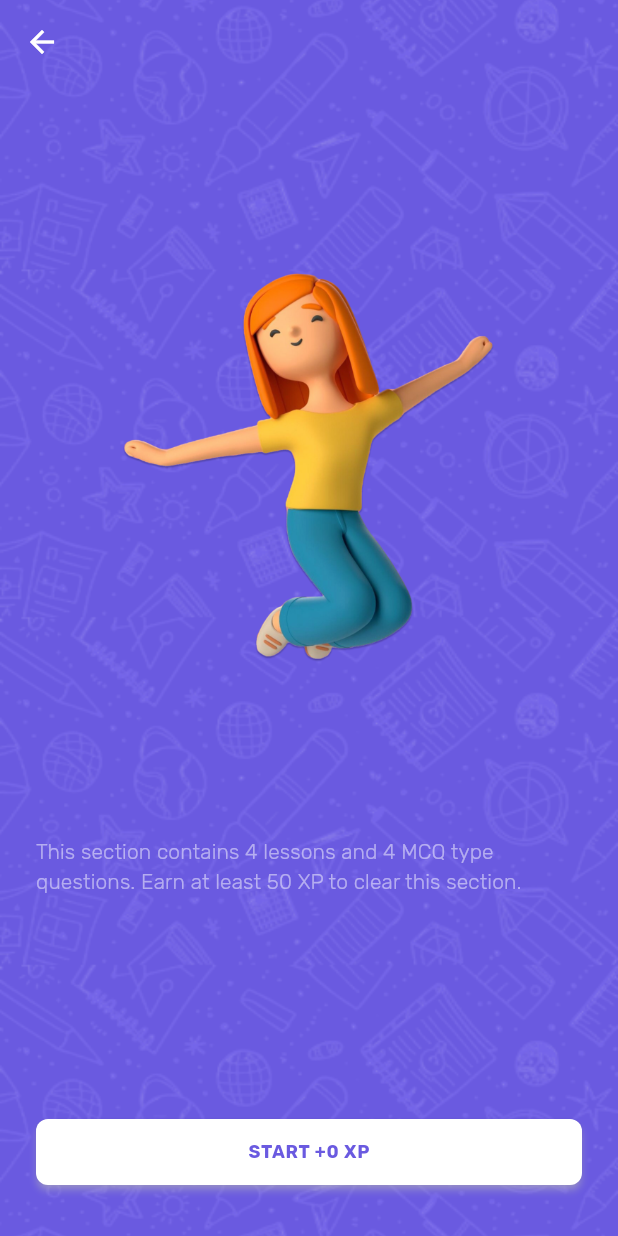
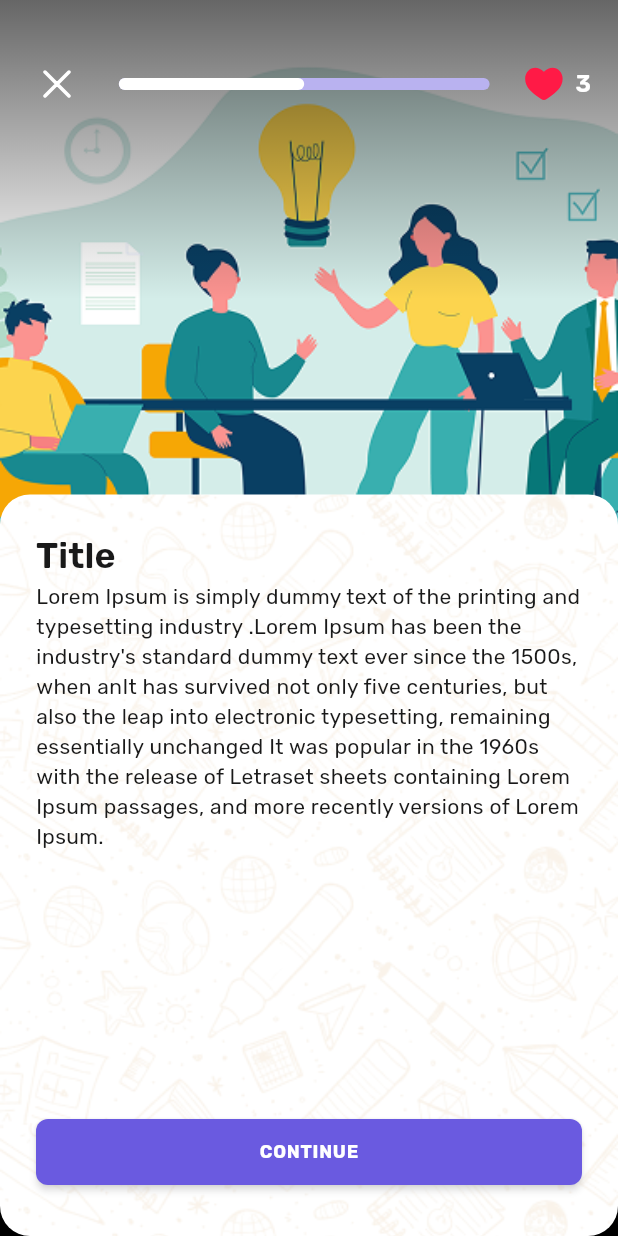
Before and after one commit to shashank-lol/dapple-frontend, a Flutter app: the StartPage screen opened directly with empty values, after a tap on an icon or button, on a phone screen of 412 x 824 dp. Run offline on Flutter 3.47's test engine with Material 3 defaults, Android fonts, the phone set to English and light mode, and no system bars; our stand-ins replace firebase_auth, firebase_core, flutter_bloc, flutter_dotenv, flutter_svg, fpdart and 6 more; missing offline and left inert: encrypt_shared_preferences; accounts and stored records are empty; network calls fail.

Commit message:
created learningscreen

```diff
--- a/lib/core/routes/app_route_config.dart
+++ b/lib/core/routes/app_route_config.dart
@@ -5,6 +5,7 @@ import 'package:dapple/features/auth/presentation/pages/auth_page.dart';
 import 'package:dapple/core/widgets/main_layout_page.dart';
 import 'package:dapple/features/home/presentation/pages/lessons_page.dart';
 import 'package:dapple/features/onboarding/presentation/pages/start_screen.dart';
+import 'package:dapple/features/question/presentation/pages/learningscreen.dart';
 import 'package:dapple/features/question/presentation/pages/start_page.dart';
 import 'package:dapple/init_dependencies.dart';
 import 'package:go_router/go_router.dart';
@@ -16,7 +17,8 @@ class AppRouter {
   GoRouter router = GoRouter(
     // initialLocation: '/onboarding',
     initialLocation: '/main-layout',
-    refreshListenable: StreamToListenable([serviceLocator<AppUserCubit>().stream]),
+    refreshListenable:
+        StreamToListenable([serviceLocator<AppUserCubit>().stream]),
     // redirect: (context, state){
     //   final isAuthenticated = context.read<AppUserCubit>().state is AppUserLoggedIn;
     //   if (state.matchedLocation.contains('/main-layout') && !isAuthenticated) {
@@ -59,11 +61,23 @@ class AppRouter {
       GoRoute(
         path: '/lesson',
         name: AppRouteConsts.lesson,
-        builder: (context, state) => LessonsPage(lessonname: 'Social Communication', currentlevel: 2,),
+        builder: (context, state) => LessonsPage(
+          lessonname: 'Social Communication',
+          currentlevel: 2,
+        ),
       ),
-      GoRoute(path: '/section', name: AppRouteConsts.section, builder: (context, state) {
-        return StartPage(state.extra as Section);
-      }),
+      GoRoute(
+          path: '/section',
+          name: AppRouteConsts.section,
+          builder: (context, state) {
+            return StartPage(state.extra as Section);
+          }),
+      GoRoute(
+          path: '/learn',
+          name: AppRouteConsts.learn,
+          builder: (context, state) {
+            return Learningscreen();
+          }),
     ],
   );
 }
--- a/lib/core/routes/app_route_consts.dart
+++ b/lib/core/routes/app_route_consts.dart
@@ -6,4 +6,6 @@ class AppRouteConsts{
   static String mainlayout = 'main-layout';
   static String lesson = 'lesson-page';
   static String section = 'section';
+  static String learn = 'learning-screen';
+
 }
--- a/lib/core/theme/app_palette.dart
+++ b/lib/core/theme/app_palette.dart
@@ -24,6 +24,10 @@ class AppPalette{
   static const icon_bgcolor_on = Color(0xFF6A5AE0);
   static const icon_bgcolor_off = Color(0xFFCFD6DC);
 
+  //learning screen
+  static const progressbarcolor =Color(0xFFB9B2F0);
+  static const learningtextcolor = Color(0xFF191919);
+
 
 
 
--- a/lib/core/widgets/primary_button.dart
+++ b/lib/core/widgets/primary_button.dart
@@ -1,7 +1,12 @@
 import 'package:flutter/material.dart';
 
 class PrimaryButton extends StatelessWidget {
-  const PrimaryButton({super.key, required this.onTap, required this.text, required this.primaryColor, required this.bgColor});
+  const PrimaryButton(
+      {super.key,
+      required this.onTap,
+      required this.text,
+      required this.primaryColor,
+      required this.bgColor});
 
   final void Function() onTap;
   final String text;
@@ -15,11 +20,14 @@ class PrimaryButton extends StatelessWidget {
       child: ElevatedButton(
         onPressed: onTap,
         style: ElevatedButton.styleFrom(
-            backgroundColor: Colors.white,
+            backgroundColor: bgColor,
             padding: EdgeInsets.symmetric(vertical: 14)),
         child: Text(
           text.toUpperCase(),
-          style: Theme.of(context).textTheme.labelMedium,
+          style: Theme.of(context)
+              .textTheme
+              .labelMedium
+              ?.copyWith(color: primaryColor),
         ),
       ),
     );
--- a/lib/features/home/presentation/pages/homepage.dart
+++ b/lib/features/home/presentation/pages/homepage.dart
@@ -47,7 +47,7 @@ class _HomePageState extends State<HomePage> {
               height: 40,
             ),
             const SizedBox(width: 8),
-            Text("Hi ${name}!",
+            Text("Hi $name!",
                 style: Theme.of(context)
                     .textTheme
                     .bodyMedium
@@ -125,7 +125,7 @@ class _HomePageState extends State<HomePage> {
                       for (int i = 0; i < levels.length; i++)
                         Container(
                           decoration: BoxDecoration(
-                            borderRadius: BorderRadius.circular(8),
+                            // borderRadius: BorderRadius.circular(8),
                             color: AppPalette.white,
                           ),
                           child: LevelWidget(
--- /dev/null
+++ b/lib/features/question/presentation/pages/learningscreen.dart
@@ -0,0 +1,130 @@
+import 'package:dapple/core/widgets/lives_indicator.dart';
+import 'package:flutter/cupertino.dart';
+import 'package:flutter/material.dart';
+import 'package:flutter_svg/flutter_svg.dart';
+import 'package:google_fonts/google_fonts.dart';
+
+import '../../../../core/theme/app_palette.dart';
+import '../../../../core/widgets/primary_button.dart';
+
+class Learningscreen extends StatelessWidget {
+  const Learningscreen({super.key});
+
+  @override
+  Widget build(BuildContext context) {
+    return Scaffold(
+      backgroundColor: Colors.black,
+      body: Stack(
+        children: [
+          Column(
+            children: [
+              ShaderMask(
+                shaderCallback: (Rect bounds) {
+                  return LinearGradient(
+                    colors: [Color(0x99000000), Colors.transparent],
+                    // Dark to Transparent
+                    begin: Alignment.topCenter,
+                    // Dark on the left side
+                    end: Alignment.center, // Transparent on the right side
+                  ).createShader(bounds);
+                },
+                blendMode: BlendMode.darken, // Darkening effect
+                child: Image.asset(
+                  'assets/section/learning_bg.png',
+                  width: double.infinity,
+                  fit: BoxFit.cover,
+                ),
+              ),
+            ],
+          ),
+          Column(
+            children: [
+              Padding(
+                padding: const EdgeInsets.fromLTRB(18, 36, 18, 18),
+                child: Row(
+                  children: [
+                    SvgPicture.asset('assets/section/cross.svg'),
+                    Spacer(),
+                    SizedBox(
+                      width: MediaQuery.of(context).size.width * 3 / 5,
+                      child: LinearProgressIndicator(
+                        value: 0.5,
+                        // 50% progress
+                        backgroundColor: AppPalette.progressbarcolor,
+                        // Background color
+                        color: Colors.white,
+                        // Progress color
+                        minHeight: 8,
+                        // Thickness of the bar
+                        borderRadius:
+                            BorderRadius.circular(4), // Rounded corners
+                      ),
+                    ),
+                    Spacer(),
+                    LivesIndicator(),
+                  ],
+                ),
+              ),
+              Spacer(),
+              Container(
+                // Adjust width as needed
+                height: MediaQuery.of(context).size.height *
+                    3 /
+                    5, // Adjust height as needed
+                decoration: BoxDecoration(
+                  color: Colors.white, // White background
+                  borderRadius: BorderRadius.circular(20), // Border radius 20
+                  image: DecorationImage(
+                    image: AssetImage("assets/section/image_bg_white.png"),
+                    // Your background image
+                    fit: BoxFit.cover, // Covers the container
+                  ),
+                ),
+                child: SafeArea(
+                  minimum: EdgeInsets.all(24),
+                  child: Column(
+                    crossAxisAlignment: CrossAxisAlignment.start,
+                    children: [
+                      Text(
+                        'Title',
+                        style: Theme.of(context).textTheme.titleSmall?.copyWith(
+                              color: AppPalette.learningtextcolor,
+                              fontWeight: FontWeight.w600,
+                              fontSize: 24,
+                            ),
+                      ),
+                      SizedBox(
+                        height: MediaQuery.of(context).size.height * 2 / 5,
+                        child: SingleChildScrollView(
+                          child: Text(
+                            "Lorem Ipsum is simply dummy text of the printing and typesetting industry .Lorem Ipsum has been the industry's standard dummy text ever since the 1500s, when anIt has survived not only five centuries, but also the leap into electronic typesetting, remaining essentially unchanged It was popular in the 1960s with the release of Letraset sheets containing Lorem Ipsum passages, and more recently versions of Lorem Ipsum.",
+                            style: GoogleFonts.rubik(
+                                fontSize: 14,
+                                fontWeight: FontWeight.w400,
+                                color: AppPalette.learningtextcolor),
+                          ),
+                        ),
+                      ),
+                      Spacer(),
+                      const SizedBox(
+                        height: 8,
+                      ),
+                      PrimaryButton(
+                          onTap: () {},
+                          text: "Continue",
+                          primaryColor: AppPalette.white,
+                          bgColor: AppPalette.primaryColor),
+                      const SizedBox(
+                        height: 8,
+                      )
+                    ],
+                  ),
+                ),
+              ),
+            ],
+          ),
+        ],
+      ),
+    );
+  }
+}
--- a/lib/features/question/presentation/pages/start_page.dart
+++ b/lib/features/question/presentation/pages/start_page.dart
@@ -1,7 +1,9 @@
 import 'package:dapple/core/widgets/primary_button.dart';
 import 'package:dapple/features/home/domain/entities/section.dart';
 import 'package:flutter/material.dart';
+import 'package:go_router/go_router.dart';
 
+import '../../../../core/routes/app_route_consts.dart';
 import '../../../../core/theme/app_palette.dart';
 
 class StartPage extends StatelessWidget {
@@ -60,7 +62,10 @@ class StartPage extends StatelessWidget {
               ),
               const Spacer(),
               PrimaryButton(
-                  onTap: () {},
+                  onTap: () {
+                    GoRouter.of(context).pushNamed(
+                        AppRouteConsts.learn,);
+                  },
                   text: "Start +${section.sectionXp} XP",
                   primaryColor: AppPalette.primaryColor,
                   bgColor: Colors.white),
--- a/pubspec.yaml
+++ b/pubspec.yaml
@@ -83,6 +83,7 @@ flutter:
     - assets/buttons/
     - assets/icons/
     - assets/courses_thumbnail/
+    - assets/section/
     - .env
 
   # An image asset can refer to one or more resolution-specific "variants", see
```
Also changed, not shown: assets/section/cross.svg (added), assets/section/image_bg_white.png (added), assets/section/learning_bg.png (added).
